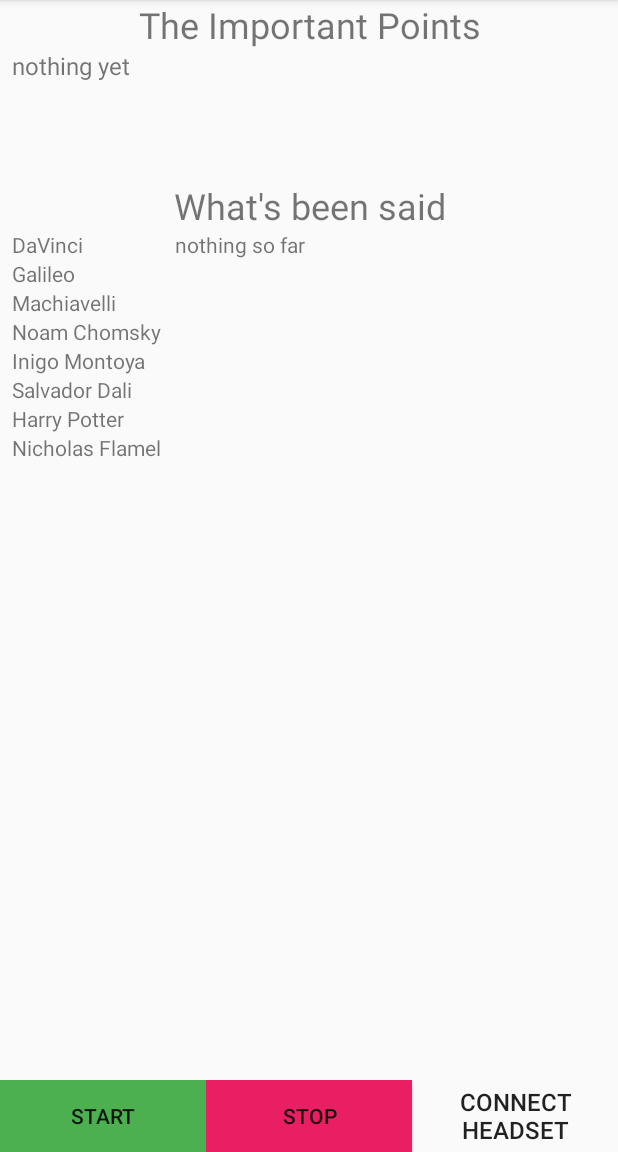
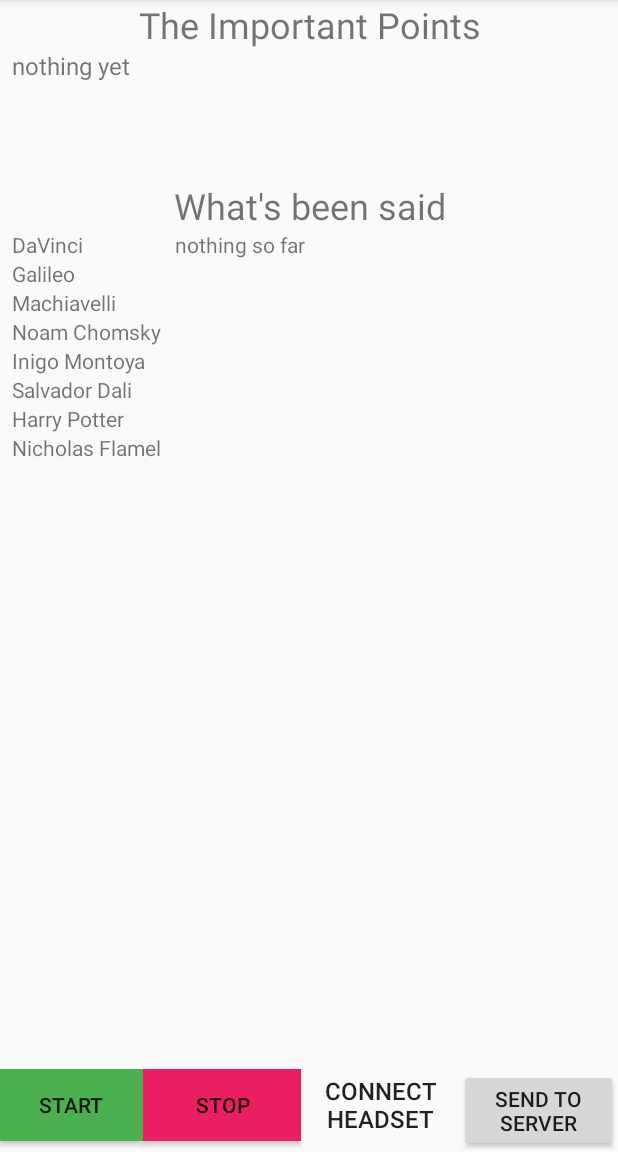
Before and after one commit to stairs1/memory-expansion-tools, an Android app: the screen it shows after launch (MainActivity), after a tap on "CONNECT HEADSET", on a phone screen of 412 x 824 dp, the part 84-1236 px from its top. Run offline under Robolectric (Android 15) with nearby library versions, the phone set to English and light mode, and no system bars.

Commit message:
persistent phrase storage and send all storage UDP

```diff
--- a/SAMdroid/app/src/main/java/com/example/samdroid/FullService.java
+++ b/SAMdroid/app/src/main/java/com/example/samdroid/FullService.java
@@ -99,7 +99,7 @@ public class FullService extends IntentService {
         super.onCreate();
         mBluetoothHelper = new BluetoothHelper(this);
         mBluetoothHelper.start();
-        conversation = new Conversation();
+        conversation = new Conversation(this);
 
         //use external mic if there is one already connected
         if(btConnected == true){
@@ -327,7 +327,9 @@ public class FullService extends IntentService {
         go = false;
         Handler mainHandler = new Handler(this.getMainLooper());
         mainHandler.post(kill);
-        btHeadset.stopVoiceRecognition(plantron);
+        if(btHeadset != null){
+            btHeadset.stopVoiceRecognition(plantron);
+        }
         mBluetoothHelper.stop();
         super.onDestroy();
     }
--- a/SAMdroid/app/src/main/java/com/example/samdroid/SendUDP.java
+++ b/SAMdroid/app/src/main/java/com/example/samdroid/SendUDP.java
@@ -1,45 +1,57 @@
 package com.example.samdroid;
 
+
+import android.util.Log;
+import org.json.JSONObject;
 
 import java.net.DatagramPacket;
 import java.net.DatagramSocket;
 import java.net.InetAddress;
-import java.net.UnknownHostException;
 
 public class SendUDP {
     public static final int SERVER_PORT = 5005;
     public static InetAddress inet_addr;
+    public static byte[] address = {(byte) 192, (byte) 168, (byte) 0, (byte) 22};
+    public static final String LOG_TAG = SendUDP.class.getSimpleName();
 
+    private static boolean send_help(String to_send){
+        DatagramSocket ds = null;
+        try {
+            inet_addr = InetAddress.getByAddress(address);
+            ds = new DatagramSocket();
+            DatagramPacket dp;
+            dp = new DatagramPacket(to_send.getBytes(), to_send.length(), inet_addr, SERVER_PORT);
+            ds.setBroadcast(true);
+            ds.send(dp);
+        } catch (Exception e) {
+            Log.d(LOG_TAG, "send udp failed");
+            Log.d(LOG_TAG, e.toString());
+            return false;
+        } finally {
+            if (ds != null) {
+                ds.close();
+            }
+        }
+        return true;
+    }
 
     public static String send(String message) {
 
         Long unixTime = System.currentTimeMillis() / 1000;
         Double time2 = unixTime + 0.01;
-        DatagramSocket ds = null;
         String groomed_message = "{\"speech\": \"" + message + "\", \"start\": " + unixTime.toString() + ", \"end\": " + time2.toString() + "}";
 
-        byte[] address = {(byte) 192, (byte) 168, (byte) 0, (byte) 22};
-        try {
-            inet_addr = InetAddress.getByAddress(address);
-        } catch (UnknownHostException e) {
-            return e.toString();
+
+        if (send_help(groomed_message) == true) {
+            return ("everything seemed to go ok");
         }
+        else return("send failed");
+    }
 
+    public static void send_json(JSONObject json){
+        Log.d(LOG_TAG, json.toString());
+        send_help(json.toString());
 
-        try {
-            ds = new DatagramSocket();
-            DatagramPacket dp;
-            dp = new DatagramPacket(groomed_message.getBytes(), groomed_message.length(), inet_addr, SERVER_PORT);
-            ds.setBroadcast(true);
-            ds.send(dp);
-        } catch (Exception e) {
-            return e.toString();
-        } finally {
-            if (ds != null) {
-                ds.close();
-            }
-        }
-        return("everything seemed to go ok");
     }
 
 }
--- a/SAMdroid/app/src/main/res/layout/activity_main.xml
+++ b/SAMdroid/app/src/main/res/layout/activity_main.xml
@@ -24,7 +24,7 @@
                 android:background="#4CAF50"/>
         <Button
                 android:text="@string/button_stop_service"
-                android:layout_width="0dp"
+                android:layout_width="10dp"
                 android:layout_height="wrap_content"
                 android:onClick="stop_service"
                 android:id="@+id/button_stop_service"
@@ -33,14 +33,22 @@
                 android:layout_gravity="center_horizontal" />
         <Button
                 android:text="@string/button_headset"
-                android:layout_width="0dp"
+                android:layout_width="10dp"
                 android:layout_height="wrap_content"
                 android:onClick="doit"
                 android:id="@+id/button_do"
                 android:layout_gravity="right"
                 android:layout_weight="1"
-                android:textSize="16sp" android:background="#00531313"
-        />
+                android:textSize="16sp" android:background="#00531313" />
+        <Button
+                android:text="Send to Server"
+                android:layout_width="10dp"
+                android:layout_height="wrap_content"
+                android:onClick="send_data"
+                android:id="@+id/button_send_data"
+                android:layout_gravity="right"
+                android:layout_weight="1" />
+
     </android.widget.LinearLayout>
 
 
```
Also changed, not shown: SAMdroid/app/src/main/java/com/example/samdroid/Conversation.java (+24 -1 lines), SAMdroid/app/src/main/java/com/example/samdroid/MainActivity.java (+12 -3 lines), SAMdroid/app/src/main/java/com/example/samdroid/SendAllPhrases.java (added, +48 -0 lines).
